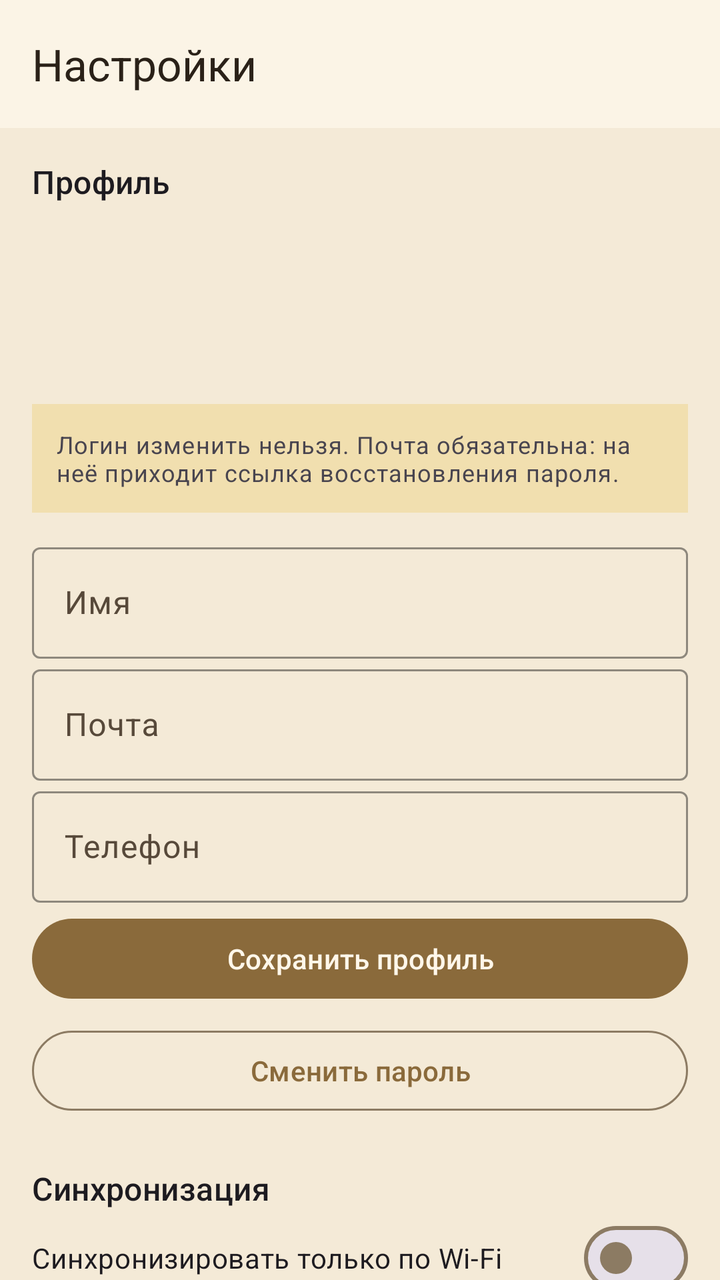
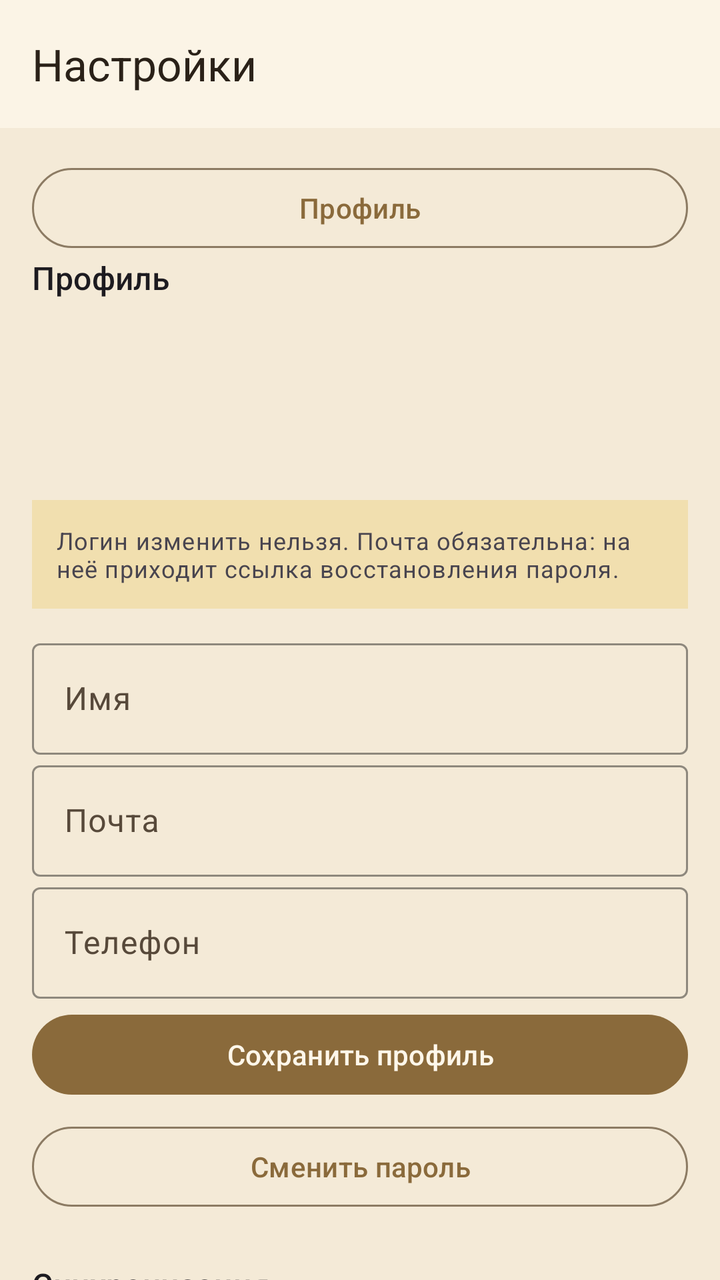

An Android layout rendered at two revisions. The XML below is the earlier revision; the diff shows what the commit changed to produce the second picture.
<!-- AndroidManifest.xml: application theme Theme.DnDMemory -->
<!-- res/layout/activity_settings.xml -->
<?xml version="1.0" encoding="utf-8"?>
<LinearLayout xmlns:android="http://schemas.android.com/apk/res/android"
    xmlns:app="http://schemas.android.com/apk/res-auto"
    android:layout_width="match_parent"
    android:layout_height="match_parent"
    android:orientation="vertical">

    <com.google.android.material.appbar.MaterialToolbar
        android:id="@+id/settings_toolbar"
        style="@style/Widget.DnDMemory.Toolbar"
        android:layout_width="match_parent"
        android:layout_height="?attr/actionBarSize"
        app:title="@string/settings_title" />

    <androidx.core.widget.NestedScrollView
        android:layout_width="match_parent"
        android:layout_height="0dp"
        android:layout_weight="1">

        <LinearLayout
            android:layout_width="match_parent"
            android:layout_height="wrap_content"
            android:orientation="vertical"
            android:padding="16dp">

            
            <TextView
                android:layout_width="match_parent"
                android:layout_height="wrap_content"
                android:text="@string/settings_profile_section"
                android:textAppearance="?attr/textAppearanceTitleMedium" />

            <TextView
                android:id="@+id/settings_user"
                android:layout_width="match_parent"
                android:layout_height="wrap_content"
                android:layout_marginTop="4dp"
                android:textAppearance="?attr/textAppearanceBodyMedium" />

            <TextView
                android:id="@+id/settings_login"
                android:layout_width="match_parent"
                android:layout_height="wrap_content"
                android:textAppearance="?attr/textAppearanceBodySmall"
                android:textColor="@color/text_muted" />

            <TextView
                android:id="@+id/settings_phone"
                android:layout_width="match_parent"
                android:layout_height="wrap_content"
                android:textAppearance="?attr/textAppearanceBodySmall"
                android:textColor="@color/text_muted" />

            <TextView
                android:id="@+id/settings_email"
                android:layout_width="match_parent"
                android:layout_height="wrap_content"
                android:textAppearance="?attr/textAppearanceBodySmall"
                android:textColor="@color/text_muted" />

            <TextView
                android:id="@+id/settings_password_status"
                android:layout_width="match_parent"
                android:layout_height="wrap_content"
                android:layout_marginTop="4dp"
                android:textAppearance="?attr/textAppearanceBodySmall"
                android:textColor="?attr/colorPrimary" />

            <TextView
                android:id="@+id/settings_password_hint"
                android:layout_width="match_parent"
                android:layout_height="wrap_content"
                android:layout_marginTop="8dp"
                android:background="@color/panel_attention"
                android:padding="12dp"
                android:text="@string/settings_profile_hint"
                android:textAppearance="?attr/textAppearanceBodySmall" />

            <com.google.android.material.textfield.TextInputLayout
                style="@style/Widget.DnDMemory.Filter"
                android:layout_width="match_parent"
                android:layout_height="wrap_content"
                android:layout_marginTop="12dp"
                android:hint="@string/settings_profile_name">

                <com.google.android.material.textfield.TextInputEditText
                    android:id="@+id/settings_name_input"
                    android:layout_width="match_parent"
                    android:layout_height="wrap_content"
                    android:inputType="textPersonName"
                    android:maxLines="1" />
            </com.google.android.material.textfield.TextInputLayout>

            <com.google.android.material.textfield.TextInputLayout
                style="@style/Widget.DnDMemory.Filter"
                android:layout_width="match_parent"
                android:layout_height="wrap_content"
                android:hint="@string/settings_profile_email">

                <com.google.android.material.textfield.TextInputEditText
                    android:id="@+id/settings_email_input"
                    android:layout_width="match_parent"
                    android:layout_height="wrap_content"
                    android:inputType="textEmailAddress"
                    android:maxLines="1" />
            </com.google.android.material.textfield.TextInputLayout>

            <com.google.android.material.textfield.TextInputLayout
                style="@style/Widget.DnDMemory.Filter"
                android:layout_width="match_parent"
                android:layout_height="wrap_content"
                android:hint="@string/settings_profile_phone">

                <com.google.android.material.textfield.TextInputEditText
                    android:id="@+id/settings_phone_input"
                    android:layout_width="match_parent"
                    android:layout_height="wrap_content"
                    android:inputType="phone"
                    android:maxLines="1" />
            </com.google.android.material.textfield.TextInputLayout>

            <com.google.android.material.button.MaterialButton
                android:id="@+id/settings_profile_save"
                android:layout_width="match_parent"
                android:layout_height="wrap_content"
                android:layout_marginTop="4dp"
                android:text="@string/settings_profile_save" />

            <com.google.android.material.button.MaterialButton
                android:id="@+id/settings_password_button"
                style="?attr/materialButtonOutlinedStyle"
                android:layout_width="match_parent"
                android:layout_height="wrap_content"
                android:layout_marginTop="8dp"
                android:text="@string/settings_password_change_action" />

            
            <TextView
                android:layout_width="match_parent"
                android:layout_height="wrap_content"
                android:layout_marginTop="24dp"
                android:text="@string/settings_sync_section"
                android:textAppearance="?attr/textAppearanceTitleMedium" />

            <com.google.android.material.materialswitch.MaterialSwitch
                android:id="@+id/settings_wifi_only"
                android:layout_width="match_parent"
                android:layout_height="wrap_content"
                android:text="@string/settings_wifi_only" />

            <TextView
                android:id="@+id/settings_last_sync"
                android:layout_width="match_parent"
                android:layout_height="wrap_content"
                android:textAppearance="?attr/textAppearanceBodySmall"
                android:textColor="@color/text_muted" />

            <com.google.android.material.button.MaterialButton
                android:id="@+id/settings_sync_now"
                android:layout_width="match_parent"
                android:layout_height="wrap_content"
                android:layout_marginTop="8dp"
                android:text="@string/settings_sync_now" />

            <com.google.android.material.button.MaterialButton
                android:id="@+id/settings_full_resync"
                style="?attr/materialButtonOutlinedStyle"
                android:layout_width="match_parent"
                android:layout_height="wrap_content"
                android:text="@string/settings_full_resync" />

            <TextView
                android:layout_width="match_parent"
                android:layout_height="wrap_content"
                android:text="@string/settings_full_resync_hint"
                android:textAppearance="?attr/textAppearanceBodySmall"
                android:textColor="@color/text_muted" />

            <TextView
                android:id="@+id/settings_server"
                android:layout_width="match_parent"
                android:layout_height="wrap_content"
                android:layout_marginTop="16dp"
                android:textAppearance="?attr/textAppearanceBodySmall"
                android:textColor="@color/text_muted" />

            <com.google.android.material.button.MaterialButton
                android:id="@+id/settings_logout"
                style="?attr/materialButtonOutlinedStyle"
                android:layout_width="match_parent"
                android:layout_height="wrap_content"
                android:layout_marginTop="16dp"
                android:text="@string/action_logout" />

            <com.google.android.material.button.MaterialButton
                android:id="@+id/settings_web_link"
                style="@style/Widget.MaterialComponents.Button.TextButton"
                android:layout_width="wrap_content"
                android:layout_height="wrap_content"
                android:text="@string/settings_web_open" />

            <TextView
                android:layout_width="match_parent"
                android:layout_height="wrap_content"
                android:layout_marginTop="24dp"
                android:text="@string/settings_updates_section"
                android:textAppearance="?attr/textAppearanceTitleMedium" />

            <com.google.android.material.button.MaterialButton
                android:id="@+id/settings_update"
                style="?attr/materialButtonOutlinedStyle"
                android:layout_width="match_parent"
                android:layout_height="wrap_content"
                android:layout_marginTop="4dp"
                android:text="@string/update_available_short"
                android:visibility="gone" />

            <LinearLayout
                android:id="@+id/settings_versions"
                android:layout_width="match_parent"
                android:layout_height="wrap_content"
                android:orientation="vertical" />

            <TextView
                android:id="@+id/settings_about"
                android:layout_width="match_parent"
                android:layout_height="wrap_content"
                android:layout_marginTop="16dp"
                android:textAppearance="?attr/textAppearanceBodySmall"
                android:textColor="@color/text_muted" />

            <ProgressBar
                android:id="@+id/settings_progress"
                android:layout_width="wrap_content"
                android:layout_height="wrap_content"
                android:layout_gravity="center_horizontal"
                android:layout_marginTop="12dp"
                android:visibility="gone" />
        </LinearLayout>
    </androidx.core.widget.NestedScrollView>
</LinearLayout>
<!-- resources referenced by this layout -->
<resources>
  <color name="panel_attention">#F1DFAF</color>
  <color name="text_muted">#6B5B47</color>
  <string name="action_logout">Выйти</string>
  <string name="settings_full_resync">Полная перезагрузка с сервера</string>
  <string name="settings_full_resync_hint">Удалит локальные данные кампаний и загрузит их заново. Черновики сохранятся.</string>
  <string name="settings_password_change_action">Сменить пароль</string>
  <string name="settings_profile_email">Почта</string>
  <string name="settings_profile_hint">Логин изменить нельзя. Почта обязательна: на неё приходит ссылка восстановления пароля.</string>
  <string name="settings_profile_name">Имя</string>
  <string name="settings_profile_phone">Телефон</string>
  <string name="settings_profile_save">Сохранить профиль</string>
  <string name="settings_profile_section">Профиль</string>
  <string name="settings_sync_now">Синхронизировать сейчас</string>
  <string name="settings_sync_section">Синхронизация</string>
  <string name="settings_title">Настройки</string>
  <string name="settings_updates_section">Обновления</string>
  <string name="settings_web_open">Открыть веб-версию</string>
  <string name="settings_wifi_only">Синхронизировать только по Wi-Fi</string>
  <string name="update_available_short">Доступно обновление %1$s</string>
  <style name="Widget.DnDMemory.Filter" parent="Widget.Material3.TextInputLayout.OutlinedBox">
          <item name="boxStrokeColor">@color/colorPrimary</item>
          <item name="hintTextColor">@color/colorOutline</item>
      </style>
  <style name="Widget.DnDMemory.Toolbar" parent="Widget.Material3.Toolbar">
          <item name="android:background">?attr/colorSurface</item>
          <item name="titleTextColor">?attr/colorOnSurface</item>
      </style>
  <color name="colorPrimary">#8A6A3B</color>
  <color name="colorOutline">#8C7B63</color>
  <color name="colorPrimaryDark">#5E4525</color>
  <color name="colorOnPrimary">#FFF7EA</color>
  <color name="colorPrimaryContainer">#EBDCC2</color>
  <color name="colorOnPrimaryContainer">#3A2A14</color>
  <color name="colorSecondary">#B98B2E</color>
  <color name="colorOnSecondary">#FFF8EA</color>
  <color name="colorSurface">#FBF4E6</color>
  <color name="colorOnSurface">#2A2118</color>
  <color name="colorSurfaceVariant">#EEE0C6</color>
  <color name="colorOnSurfaceVariant">#57493A</color>
  <color name="colorBackground">#F4EAD7</color>
  <color name="colorOnBackground">#2A2118</color>
  <color name="colorError">#A3231C</color>
  <color name="colorOnError">#FFFFFF</color>
  <!-- unchanged entries left out for length: 1 -->
</resources>

<!-- the commit's change to res/layout/activity_settings.xml (unified diff, before → after) -->
@@ -18,10 +18,32 @@
         android:layout_weight="1">
 
         <LinearLayout
+            android:id="@+id/settings_content"
             android:layout_width="match_parent"
             android:layout_height="wrap_content"
             android:orientation="vertical"
             android:padding="16dp">
+
+            <com.google.android.material.button.MaterialButton
+                android:id="@+id/settings_open_profile"
+                style="?attr/materialButtonOutlinedStyle"
+                android:layout_width="match_parent"
+                android:layout_height="wrap_content"
+                android:text="@string/settings_profile_title" />
+
+            <com.google.android.material.button.MaterialButton
+                android:id="@+id/settings_open_app"
+                style="?attr/materialButtonOutlinedStyle"
+                android:layout_width="match_parent"
+                android:layout_height="wrap_content"
+                android:text="@string/settings_app_title"
+                android:visibility="gone" />
+
+            <LinearLayout
+                android:id="@+id/settings_profile_block"
+                android:layout_width="match_parent"
+                android:layout_height="wrap_content"
+                android:orientation="vertical">
 
             
             <TextView
@@ -133,6 +155,7 @@
                 android:layout_height="wrap_content"
                 android:layout_marginTop="8dp"
                 android:text="@string/settings_password_change_action" />
+            </LinearLayout>
 
             
             <TextView
@@ -205,6 +228,14 @@
                 android:layout_marginTop="24dp"
                 android:text="@string/settings_updates_section"
                 android:textAppearance="?attr/textAppearanceTitleMedium" />
+
+            <com.google.android.material.button.MaterialButton
+                android:id="@+id/settings_check_update"
+                style="?attr/materialButtonOutlinedStyle"
+                android:layout_width="match_parent"
+                android:layout_height="wrap_content"
+                android:layout_marginTop="4dp"
+                android:text="@string/settings_check_update" />
 
             <com.google.android.material.button.MaterialButton
                 android:id="@+id/settings_update"
<!-- resource entries referenced after the edit -->
@@ -3,6 +3,8 @@
   <color name="panel_attention">#F1DFAF</color>
   <color name="text_muted">#6B5B47</color>
   <string name="action_logout">Выйти</string>
+  <string name="settings_app_title">Настройки приложения</string>
+  <string name="settings_check_update">Проверить наличие обновления</string>
   <string name="settings_full_resync">Полная перезагрузка с сервера</string>
   <string name="settings_full_resync_hint">Удалит локальные данные кампаний и загрузит их заново. Черновики сохранятся.</string>
   <string name="settings_password_change_action">Сменить пароль</string>
@@ -12,6 +14,7 @@
   <string name="settings_profile_phone">Телефон</string>
   <string name="settings_profile_save">Сохранить профиль</string>
   <string name="settings_profile_section">Профиль</string>
+  <string name="settings_profile_title">Профиль</string>
   <string name="settings_sync_now">Синхронизировать сейчас</string>
   <string name="settings_sync_section">Синхронизация</string>
   <string name="settings_title">Настройки</string>
